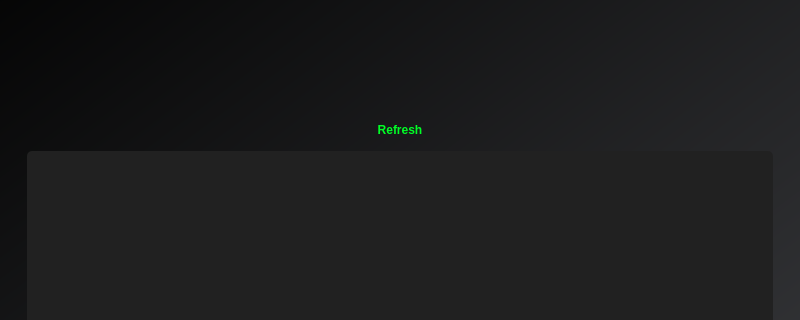
Old version of the form mainWindow.ui in the repository 5trange/ClamGuard; both pictures show x 0 to 800 and y 117 to 437 of the 800 by 600 pixel window.
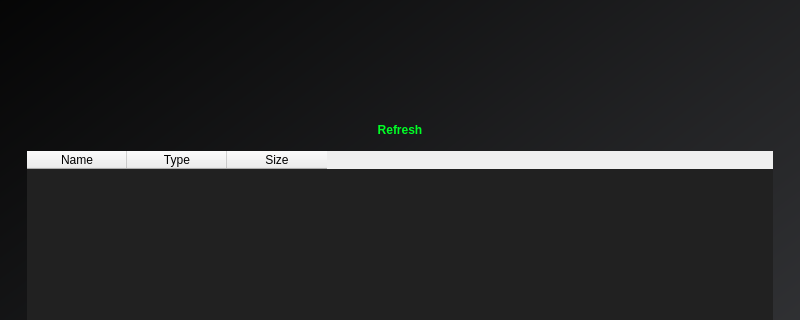
New version of the form. The open tabs and pages were chosen to show the change. Icons and pictures are not drawn.

Commit message:
Quarantine Functions
Added quarantine functions and cosmetic changes.

Diff of the .ui file:
```diff
--- a/mainWindow.ui
+++ b/mainWindow.ui
@@ -1433,6 +1433,24 @@
 }
 	</string>
                    </property>
+                   <attribute name="verticalHeaderVisible">
+                    <bool>false</bool>
+                   </attribute>
+                   <column>
+                    <property name="text">
+                     <string>Name</string>
+                    </property>
+                   </column>
+                   <column>
+                    <property name="text">
+                     <string>Type</string>
+                    </property>
+                   </column>
+                   <column>
+                    <property name="text">
+                     <string>Size</string>
+                    </property>
+                   </column>
                   </widget>
                  </item>
                 </layout>
```
Left out of the diff: 3 changed lines with no effect on the pictures. The commit also changes 2 other files.
